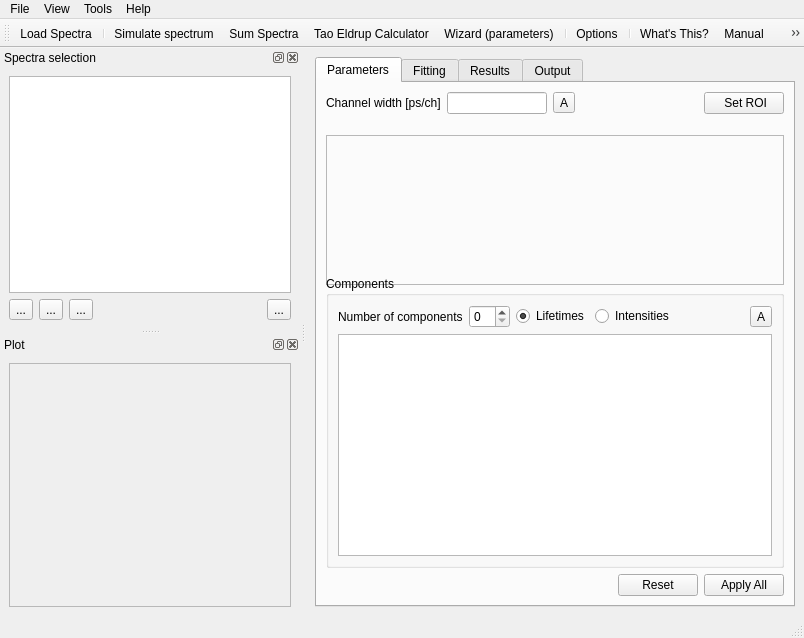
Qt form PAScualGUI.ui (cpascual/PAScual) before a commit.
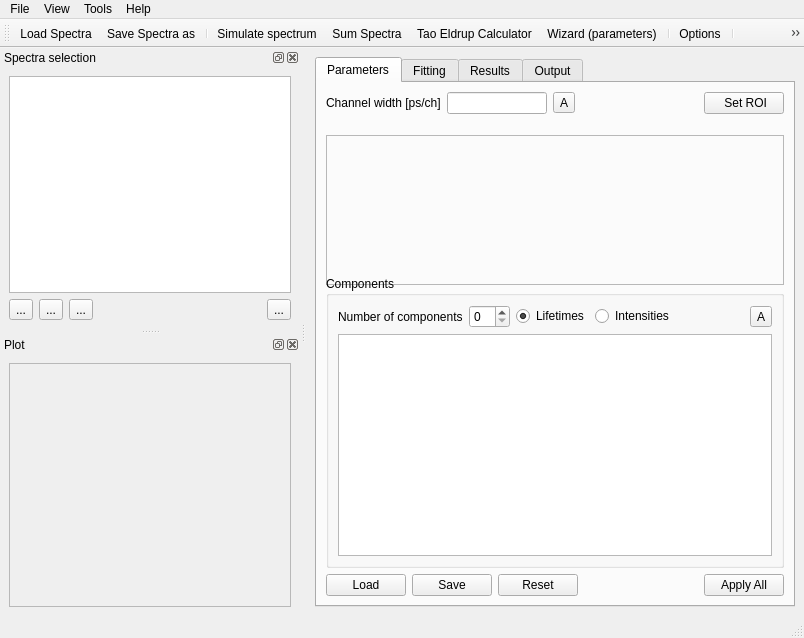
The same form after that commit. Icons and pictures are not drawn.

Commit message: Updated User Manual.html Added support for loading/saving to PAScual format (added PAScual File Loader Class). Also added saving to LT format. Changes in File Menu. Removed Load/Save parameters. Implemented "Save Spectra as..." option. Load/Save Parameters buttons added to parameters tab (actions not yet implemented) Added option to select whether the wizard is to be invoked on load or not. Changed version string to 1.2.99 to signify that this is not the release 1.3

Diff of the .ui file:
```diff
--- a/PAScualGUI.ui
+++ b/PAScualGUI.ui
@@ -309,6 +309,27 @@
           <property name="margin" >
            <number>0</number>
           </property>
+          <item>
+           <widget class="QPushButton" name="loadParametersPB" >
+            <property name="text" >
+             <string>Load</string>
+            </property>
+           </widget>
+          </item>
+          <item>
+           <widget class="QPushButton" name="saveParametersPB" >
+            <property name="text" >
+             <string>Save</string>
+            </property>
+           </widget>
+          </item>
+          <item>
+           <widget class="QPushButton" name="resetParametersPB" >
+            <property name="text" >
+             <string>Reset</string>
+            </property>
+           </widget>
+          </item>
           <item>
            <spacer>
             <property name="orientation" >
@@ -322,13 +343,6 @@
             </property>
            </spacer>
           </item>
-          <item>
-           <widget class="QPushButton" name="resetParametersPB" >
-            <property name="text" >
-             <string>Reset</string>
-            </property>
-           </widget>
-          </item>
           <item>
            <widget class="QPushButton" name="applyAllParametersPB" >
             <property name="text" >
@@ -1300,6 +1314,7 @@
     <bool>false</bool>
    </attribute>
    <addaction name="actionLoad_Spectra" />
+   <addaction name="actionSave_Spectra_as" />
    <addaction name="separator" />
    <addaction name="actionSimulate_spectrum" />
    <addaction name="actionSum_Spectra" />
@@ -1475,6 +1490,15 @@
     <string>Options...</string>
    </property>
   </action>
+  <action name="actionSave_Spectra_as" >
+   <property name="icon" >
+    <iconset resource="PAScual.qrc" >
+     <normaloff>:/Icons/Icons/mine/CRfilesave.png</normaloff>:/Icons/Icons/mine/CRfilesave.png</iconset>
+   </property>
+   <property name="text" >
+    <string>Save Spectra as...</string>
+   </property>
+  </action>
  </widget>
  <resources>
   <include location="PAScual.qrc" />
```
Left out of the diff: 4 changed lines with no effect on the pictures. The commit also changes 10 other files.
